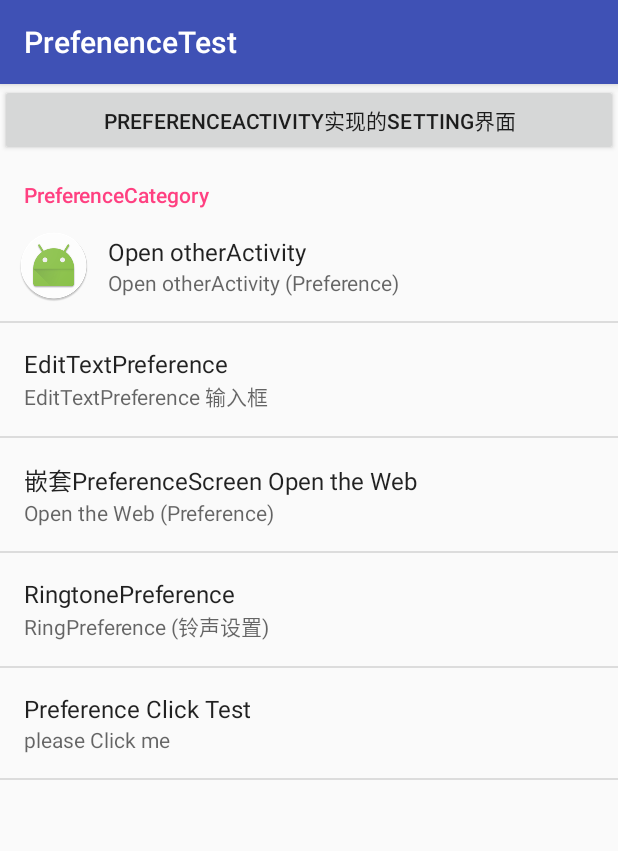
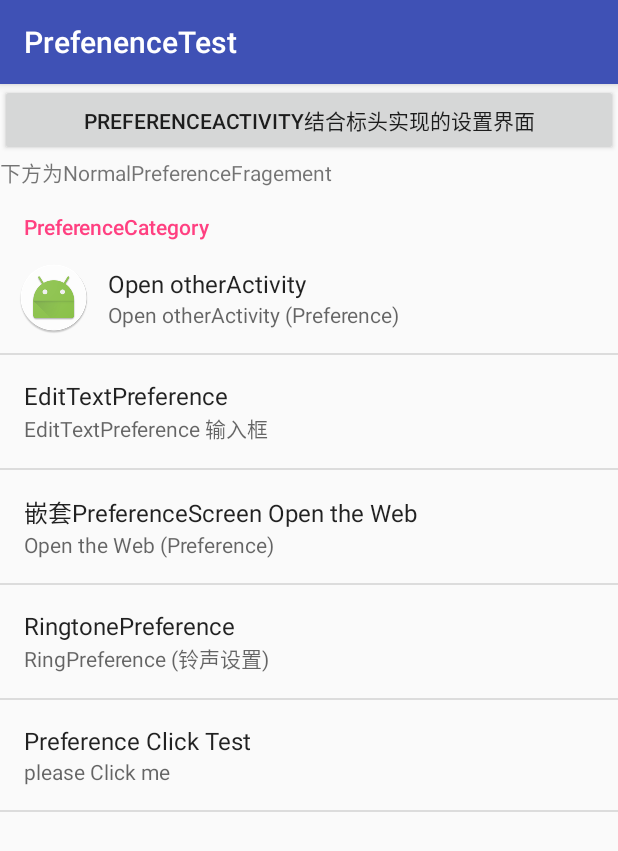
Before and after one commit to guanjiayo/MyFrame, an Android app: the screen it shows after launch (SettingActivity), on a phone screen of 412 x 824 dp. Shown: the top 851 px of the screen. Run offline under Robolectric (Android 15) with nearby library versions, the phone set to English and light mode, and no system bars.

Commit message:
修改settingActivity布局

```diff
--- a/MyFrame/prefenence/src/main/res/layout/activity_setting.xml
+++ b/MyFrame/prefenence/src/main/res/layout/activity_setting.xml
@@ -10,7 +10,13 @@
         android:layout_width="match_parent"
         android:layout_height="wrap_content"
         android:onClick="toSettingPreferenceActivity"
-        android:text="PreferenceActivity实现的Setting界面"/>
+        android:text="PreferenceActivity结合标头实现的设置界面"/>
+
+    <TextView
+        android:layout_width="match_parent"
+        android:layout_height="wrap_content"
+        android:text="下方为NormalPreferenceFragement"
+        />
 
     <FrameLayout
         android:id="@+id/fl_content"
```
